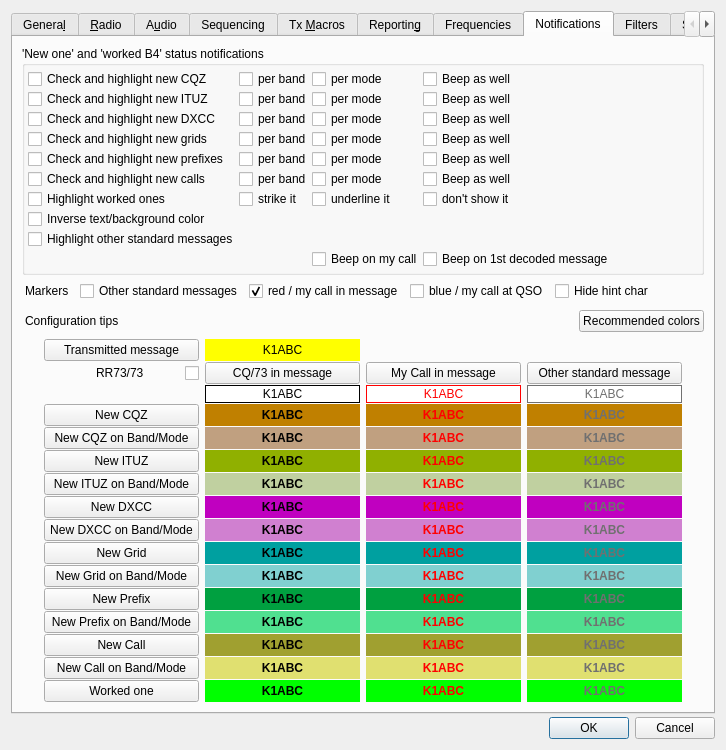
First picture: the form in Configuration.ui, repository ce3tsk/jtdx_contest, before the edit.
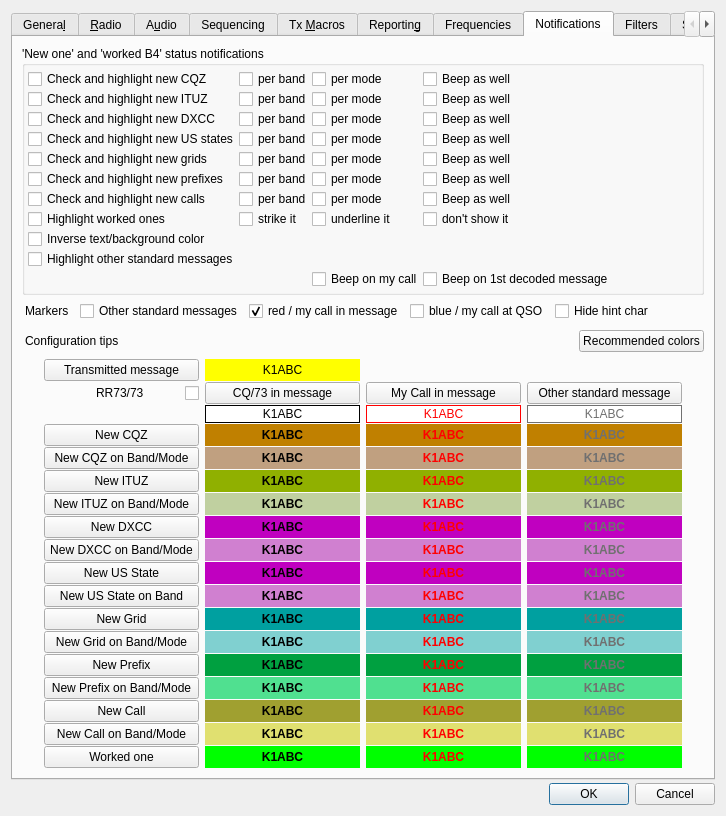
Second picture: the form after the edit. The open tabs and pages were chosen to show the change.

Commit message: New US state highlight and alert (per band and per mode) (WAS), with FCC licence data placing calls in grid squares shared by several states (downloadable); 'false decodes' renamed to 'phantom decodes'; Settings checks your own call and grid against cty.dat (grids of up to 12 characters, the program uses the first 8)

Patch:
```diff
--- a/Configuration.ui
+++ b/Configuration.ui
@@ -3540,6 +3540,46 @@
                </widget>
               </item>
               <item row="3" column="0">
+               <widget class="QCheckBox" name="newState_check_box">
+                <property name="toolTip">
+                 <string>&lt;html&gt;&lt;head/&gt;&lt;body&gt;&lt;p&gt;Highlight messages from US stations whose state is not in the wsjtx_log.adi log file yet. The state comes from the grid square, in the log and in the decoded message alike: a square that lies in a single state counts for it; a square several states share counts for the state of the station's US license when that is one of them, and otherwise for none.&lt;/p&gt;&lt;/body&gt;&lt;/html&gt;</string>
+                </property>
+                <property name="text">
+                 <string>Check and highlight new US states</string>
+                </property>
+               </widget>
+              </item>
+              <item row="3" column="1">
+               <widget class="QCheckBox" name="newStateBand_check_box">
+                <property name="toolTip">
+                 <string>&lt;html&gt;&lt;head/&gt;&lt;body&gt;&lt;p&gt;Highlight messages from US stations whose state is new on the band according to the wsjtx_log.adi log file. The state comes from the grid square and, in a square several states share, from the station's US license, as for new US states.&lt;/p&gt;&lt;/body&gt;&lt;/html&gt;</string>
+                </property>
+                <property name="text">
+                 <string>per band</string>
+                </property>
+               </widget>
+              </item>
+              <item row="3" column="2">
+               <widget class="QCheckBox" name="newStateBandMode_check_box">
+                <property name="toolTip">
+                 <string>&lt;html&gt;&lt;head/&gt;&lt;body&gt;&lt;p&gt;Highlight messages from US stations whose state is new in the mode according to the wsjtx_log.adi log file. The state comes from the grid square and, in a square several states share, from the station's US license, as for new US states.&lt;/p&gt;&lt;/body&gt;&lt;/html&gt;</string>
+                </property>
+                <property name="text">
+                 <string>per mode</string>
+                </property>
+               </widget>
+              </item>
+              <item row="3" column="3">
+               <widget class="QCheckBox" name="beep_on_newState_check_box">
+                <property name="toolTip">
+                 <string>Use also system sound for the notification.</string>
+                </property>
+                <property name="text">
+                 <string>Beep as well</string>
+                </property>
+               </widget>
+              </item>
+              <item row="4" column="0">
                <widget class="QCheckBox" name="newGrid_check_box">
                 <property name="toolTip">
                  <string>&lt;html&gt;&lt;head/&gt;&lt;body&gt;&lt;p&gt;Highlight messages with grid squares which do not exist in the wsjtx_log.adi log file.&lt;/p&gt;&lt;p&gt;With &lt;b&gt;WW Digi contest&lt;/b&gt; enabled in the Misc menu these settings match on the 2 character grid field instead of the 4 character square, because the field is the contest multiplier, and a new field then outranks a new DXCC or zone in the highlighting.&lt;/p&gt;&lt;/body&gt;&lt;/html&gt;</string>
@@ -3549,7 +3589,7 @@
                 </property>
                </widget>
               </item>
-              <item row="3" column="1">
+              <item row="4" column="1">
                <widget class="QCheckBox" name="newGridBand_check_box">
                 <property name="toolTip">
                  <string>&lt;html&gt;&lt;head/&gt;&lt;body&gt;&lt;p&gt;Highlight messages with grid squares which are new on the band according to the data from wsjtx_log.adi log file.&lt;/p&gt;&lt;/body&gt;&lt;/html&gt;</string>
@@ -3559,7 +3599,7 @@
                 </property>
                </widget>
               </item>
-              <item row="3" column="2">
+              <item row="4" column="2">
                <widget class="QCheckBox" name="newGridBandMode_check_box">
                 <property name="toolTip">
                  <string>&lt;html&gt;&lt;head/&gt;&lt;body&gt;&lt;p&gt;Highlight messages with grid squares which are new in the mode according to the data from wsjtx_log.adi log file.&lt;/p&gt;&lt;/body&gt;&lt;/html&gt;</string>
@@ -3569,7 +3609,7 @@
                 </property>
                </widget>
               </item>
-              <item row="3" column="3">
+              <item row="4" column="3">
                <widget class="QCheckBox" name="beep_on_newGrid_check_box">
                 <property name="toolTip">
                  <string>Use also system sound for the notification.</string>
@@ -3579,7 +3619,7 @@
                 </property>
                </widget>
               </item>
-              <item row="4" column="0">
+              <item row="5" column="0">
                <widget class="QCheckBox" name="newPx_check_box">
                 <property name="toolTip">
                  <string>&lt;html&gt;&lt;head/&gt;&lt;body&gt;&lt;p&gt;Highlight messages with prefixes which do not exist in the wsjtx_log.adi log file.&lt;/p&gt;&lt;/body&gt;&lt;/html&gt;</string>
@@ -3589,7 +3629,7 @@
                 </property>
                </widget>
               </item>
-              <item row="4" column="1">
+              <item row="5" column="1">
                <widget class="QCheckBox" name="newPxBand_check_box">
                 <property name="toolTip">
                  <string>&lt;html&gt;&lt;head/&gt;&lt;body&gt;&lt;p&gt;Highlight messages with prefixes which are new on the band according to the data from wsjtx_log.adi log file.&lt;/p&gt;&lt;/body&gt;&lt;/html&gt;</string>
@@ -3599,7 +3639,7 @@
                 </property>
                </widget>
               </item>
-              <item row="4" column="2">
+              <item row="5" column="2">
                <widget class="QCheckBox" name="newPxBandMode_check_box">
                 <property name="toolTip">
                  <string>&lt;html&gt;&lt;head/&gt;&lt;body&gt;&lt;p&gt;Highlight messages with prefixes which are new in the mode according to the data from wsjtx_log.adi log file.&lt;/p&gt;&lt;/body&gt;&lt;/html&gt;</string>
@@ -3609,7 +3649,7 @@
                 </property>
                </widget>
               </item>
-              <item row="4" column="3">
+              <item row="5" column="3">
                <widget class="QCheckBox" name="beep_on_newPx_check_box">
                 <property name="toolTip">
                  <string>Use also system sound for the notification.</string>
@@ -3619,7 +3659,7 @@
                 </property>
                </widget>
               </item>
-              <item row="5" column="0">
+              <item row="6" column="0">
                <widget class="QCheckBox" name="newCall_check_box">
                 <property name="toolTip">
                  <string>&lt;html&gt;&lt;head/&gt;&lt;body&gt;&lt;p&gt;Highlight messages with callsigns which do not exist in the wsjtx_log.adi log file.&lt;/p&gt;&lt;/body&gt;&lt;/html&gt;</string>
@@ -3629,7 +3669,7 @@
                 </property>
                </widget>
               </item>
-              <item row="5" column="1">
+              <item row="6" column="1">
                <widget class="QCheckBox" name="newCallBand_check_box">
                 <property name="toolTip">
                  <string>&lt;html&gt;&lt;head/&gt;&lt;body&gt;&lt;p&gt;Highlight messages with callsigns which are new on the band according to the data from wsjtx_log.adi log file.&lt;/p&gt;&lt;/body&gt;&lt;/html&gt;</string>
@@ -3639,7 +3679,7 @@
                 </property>
                </widget>
               </item>
-              <item row="5" column="2">
+              <item row="6" column="2">
                <widget class="QCheckBox" name="newCallBandMode_check_box">
                 <property name="toolTip">
                  <string>&lt;html&gt;&lt;head/&gt;&lt;body&gt;&lt;p&gt;Highlight messages with callsigns which are new in the mode according to the data from wsjtx_log.adi log file.&lt;/p&gt;&lt;/body&gt;&lt;/html&gt;</string>
@@ -3649,7 +3689,7 @@
                 </property>
                </widget>
               </item>
-              <item row="5" column="3">
+              <item row="6" column="3">
                <widget class="QCheckBox" name="beep_on_newCall_check_box">
                 <property name="toolTip">
                  <string>Use also system sound for the notification.</string>
@@ -3659,7 +3699,7 @@
                 </property>
                </widget>
               </item>
-              <item row="6" column="0">
+              <item row="7" column="0">
                <widget class="QCheckBox" name="workedColor_check_box">
                 <property name="toolTip">
                  <string>&lt;html&gt;&lt;head/&gt;&lt;body&gt;&lt;p&gt;Use color notification for messages with the worked DXCC, Grid, Call.&lt;/p&gt;&lt;/body&gt;&lt;/html&gt;</string>
@@ -3669,7 +3709,7 @@
                 </property>
                </widget>
               </item>
-              <item row="6" column="1">
+              <item row="7" column="1">
                <widget class="QCheckBox" name="workedStriked_check_box">
                 <property name="toolTip">
                  <string>&lt;html&gt;&lt;head/&gt;&lt;body&gt;&lt;p&gt;Messages with worked DXCC, Grid, Call will be striked.&lt;/p&gt;&lt;/body&gt;&lt;/html&gt;</string>
@@ -3682,7 +3722,7 @@
                 </property>
                </widget>
               </item>
-              <item row="6" column="2">
+              <item row="7" column="2">
                <widget class="QCheckBox" name="workedUnderlined_check_box">
                 <property name="toolTip">
                  <string>&lt;html&gt;&lt;head/&gt;&lt;body&gt;&lt;p&gt;Messages with worked DXCC, Grid, Call will be underlined.&lt;/p&gt;&lt;/body&gt;&lt;/html&gt;</string>
@@ -3692,7 +3732,7 @@
                 </property>
                </widget>
               </item>
-              <item row="6" column="3">
+              <item row="7" column="3">
                <widget class="QCheckBox" name="workedDontShow_check_box">
                 <property name="toolTip">
                  <string>&lt;html&gt;&lt;head/&gt;&lt;body&gt;&lt;p&gt;Messages with worked DXCC, Grid, Call where there is no MyCall will be skipped in the decoded text window&lt;/p&gt;&lt;/body&gt;&lt;/html&gt;</string>
@@ -3702,7 +3742,7 @@
                 </property>
                </widget>
               </item>
-              <item row="7" column="0">
+              <item row="8" column="0">
                <widget class="QCheckBox" name="txtColor_check_box">
                 <property name="toolTip">
                  <string>&lt;html&gt;&lt;head/&gt;&lt;body&gt;&lt;p&gt;Invert text&lt;-&gt;background color for received messages&lt;/p&gt;&lt;/body&gt;&lt;/html&gt;</string>
@@ -3712,7 +3752,7 @@
                 </property>
                </widget>
               </item>
-              <item row="8" column="0">
+              <item row="9" column="0">
                <widget class="QCheckBox" name="newPotential_check_box">
                 <property name="toolTip">
                  <string>&lt;html&gt;&lt;head/&gt;&lt;body&gt;&lt;p&gt;By default 'CQ' and 'MyCall' messages being only checked, this setting allows to check also other received standard messages for new DXCC, Grid, Call. 'Other standard message' color being used for the notification&lt;/p&gt;&lt;/body&gt;&lt;/html&gt;</string>
@@ -3722,7 +3762,7 @@
                 </property>
                </widget>
               </item>
-              <item row="8" column="4">
+              <item row="9" column="4">
                <spacer name="horizontalSpacer_7">
                 <property name="orientation">
                  <enum>Qt::Horizontal</enum>
@@ -3735,7 +3775,7 @@
                 </property>
                </spacer>
               </item>
-              <item row="9" column="3">
+              <item row="10" column="3">
                <widget class="QCheckBox" name="beep_on_firstMsg_check_box">
                 <property name="toolTip">
                  <string>&lt;html&gt;&lt;head/&gt;&lt;body&gt;&lt;p&gt;Use system sound for notification as soon as the first message is decoded in the RX interval.&lt;/p&gt;&lt;/body&gt;&lt;/html&gt;</string>
@@ -3745,7 +3785,7 @@
                 </property>
                </widget>
               </item>
-              <item row="9" column="2">
+              <item row="10" column="2">
                <widget class="QCheckBox" name="beep_on_my_call_check_box">
                 <property name="toolTip">
                  <string>&lt;html&gt;&lt;head/&gt;&lt;body&gt;&lt;p&gt;Use system sound for notification if there is MyCall in the received message.&lt;/p&gt;&lt;/body&gt;&lt;/html&gt;</string>
@@ -4541,6 +4581,146 @@
               </widget>
              </item>
              <item row="9" column="0">
+              <widget class="QPushButton" name="pbNewState">
+               <property name="minimumSize">
+                <size>
+                 <width>155</width>
+                 <height>0</height>
+                </size>
+               </property>
+               <property name="text">
+                <string>New US State</string>
+               </property>
+              </widget>
+             </item>
+             <item row="9" column="1">
+              <widget class="QLabel" name="labNewState">
+               <property name="minimumSize">
+                <size>
+                 <width>80</width>
+                 <height>18</height>
+                </size>
+               </property>
+               <property name="styleSheet">
+                <string notr="true">QLabel{font-weight: bold;background-color: #c000c0}</string>
+               </property>
+               <property name="text">
+                <string>K1ABC</string>
+               </property>
+               <property name="alignment">
+                <set>Qt::AlignCenter</set>
+               </property>
+              </widget>
+             </item>
+             <item row="9" column="2">
+              <widget class="QLabel" name="labNewMcState">
+               <property name="minimumSize">
+                <size>
+                 <width>80</width>
+                 <height>18</height>
+                </size>
+               </property>
+               <property name="styleSheet">
+                <string notr="true">QLabel{font-weight: bold;background-color: #c000c0;color: #ff0000}</string>
+               </property>
+               <property name="text">
+                <string>K1ABC</string>
+               </property>
+               <property name="alignment">
+                <set>Qt::AlignCenter</set>
+               </property>
+              </widget>
+             </item>
+             <item row="9" column="3">
+              <widget class="QLabel" name="labNewScState">
+               <property name="minimumSize">
+                <size>
+                 <width>80</width>
+                 <height>18</height>
+                </size>
+               </property>
+               <property name="styleSheet">
+                <string notr="true">QLabel{font-weight: bold;background-color: #c000c0;color: #707070}</string>
+               </property>
+               <property name="text">
+                <string>K1ABC</string>
+               </property>
+               <property name="alignment">
+                <set>Qt::AlignCenter</set>
+               </property>
+              </widget>
+             </item>
+             <item row="10" column="0">
+              <widget class="QPushButton" name="pbNewStateBand">
+               <property name="minimumSize">
+                <size>
+                 <width>155</width>
+                 <height>0</height>
+                </size>
+               </property>
+               <property name="text">
+                <string>New US State on Band</string>
+               </property>
+              </widget>
+             </item>
+             <item row="10" column="1">
+              <widget class="QLabel" name="labNewStateBand">
+               <property name="minimumSize">
+                <size>
+                 <width>80</width>
+                 <height>18</height>
+                </size>
+               </property>
+               <property name="styleSheet">
+                <string notr="true">QLabel{font-weight: bold;background-color: #d080d0}</string>
+               </property>
+               <property name="text">
+                <string>K1ABC</string>
+               </property>
+               <property name="alignment">
+                <set>Qt::AlignCenter</set>
+               </property>
+              </widget>
+             </item>
+             <item row="10" column="2">
+              <widget class="QLabel" name="labNewMcStateBand">
+               <property name="minimumSize">
+                <size>
+                 <width>80</width>
+                 <height>18</height>
+                </size>
+               </property>
+               <property name="styleSheet">
+                <string notr="true">QLabel{font-weight: bold;background-color: #d080d0;color: #ff0000}</string>
+               </property>
+               <property name="text">
+                <string>K1ABC</string>
+               </property>
+               <property name="alignment">
+                <set>Qt::AlignCenter</set>
+               </property>
+              </widget>
+             </item>
+             <item row="10" column="3">
+              <widget class="QLabel" name="labNewScStateBand">
+               <property name="minimumSize">
+                <size>
+                 <width>80</width>
+                 <height>18</height>
+                </size>
+               </property>
+               <property name="styleSheet">
+                <string notr="true">QLabel{font-weight: bold;background-color: #d080d0;color: #707070}</string>
+               </property>
+               <property name="text">
+                <string>K1ABC</string>
+               </property>
+               <property name="alignment">
+                <set>Qt::AlignCenter</set>
+               </property>
+              </widget>
+             </item>
+             <item row="11" column="0">
               <widget class="QPushButton" name="pbNewGrid">
                <property name="minimumSize">
                 <size>
@@ -4553,7 +4733,7 @@
                </property>
               </widget>
              </item>
-             <item row="9" column="1">
+             <item row="11" column="1">
               <widget class="QLabel" name="labNewGrid">
                <property name="minimumSize">
                 <size>
@@ -4572,7 +4752,7 @@
                </property>
               </widget>
              </item>
-             <item row="9" column="2">
+             <item row="11" column="2">
               <widget class="QLabel" name="labNewMcGrid">
                <property name="minimumSize">
                 <size>
@@ -4591,7 +4771,7 @@
                </property>
               </widget>
              </item>
-             <item row="9" column="3">
+             <item row="11" column="3">
               <widget class="QLabel" name="labNewScGrid">
                <property name="minimumSize">
                 <size>
@@ -4610,7 +4790,7 @@
                </property>
               </widget>
              </item>
-             <item row="10" column="0">
+             <item row="12" column="0">
               <widget class="QPushButton" name="pbNewGridBand">
                <property name="minimumSize">
                 <size>
@@ -4623,7 +4803,7 @@
                </property>
               </widget>
              </item>
-             <item row="10" column="1">
+             <item row="12" column="1">
               <widget class="QLabel" name="labNewGridBand">
                <property name="minimumSize">
                 <size>
@@ -4642,7 +4822,7 @@
                </property>
               </widget>
              </item>
-             <item row="10" column="2">
+             <item row="12" column="2">
               <widget class="QLabel" name="labNewMcGridBand">
                <property name="minimumSize">
                 <size>
@@ -4661,7 +4841,7 @@
                </property>
               </widget>
              </item>
-             <item row="10" column="3">
+             <item row="12" column="3">
               <widget class="QLabel" name="labNewScGridBand">
                <property name="minimumSize">
                 <size>
@@ -4680,7 +4860,7 @@
                </property>
               </widget>
              </item>
-             <item row="11" column="0">
+             <item row="13" column="0">
               <widget class="QPushButton" name="pbNewPx">
                <property name="minimumSize">
                 <size>
@@ -4693,7 +4873,7 @@
                </property>
               </widget>
              </item>
-             <item row="11" column="1">
+             <item row="13" column="1">
               <widget class="QLabel" name="labNewPx">
                <property name="minimumSize">
                 <size>
@@ -4712,7 +4892,7 @@
                </property>
               </widget>
              </item>
-             <item row="11" column="2">
+             <item row="13" column="2">
               <widget class="QLabel" name="labNewMcPx">
                <property name="minimumSize">
                 <size>
@@ -4731,7 +4911,7 @@
                </property>
               </widget>
              </item>
-             <item row="11" column="3">
+             <item row="13" column="3">
               <widget class="QLabel" name="labNewScPx">
                <property name="minimumSize">
                 <size>
@@ -4750,7 +4930,7 @@
                </property>
               </widget>
              </item>
-             <item row="12" column="0">
+             <item row="14" column="0">
               <widget class="QPushButton" name="pbNewPxBand">
                <property name="minimumSize">
                 <size>
@@ -4763,7 +4943,7 @@
                </property>
               </widget>
              </item>
-             <item row="12" column="1">
+             <item row="14" column="1">
               <widget class="QLabel" name="labNewPxBand">
                <property name="minimumSize">
                 <size>
@@ -4782,7 +4962,7 @@
                </property>
               </widget>
              </item>
-             <item row="12" column="2">
+             <item row="14" column="2">
               <widget class="QLabel" name="labNewMcPxBand">
                <property name="minimumSize">
                 <size>
@@ -4801,7 +4981,7 @@
                </property>
               </widget>
              </item>
-             <item row="12" column="3">
+             <item row="14" column="3">
               <widget class="QLabel" name="labNewScPxBand">
                <property name="minimumSize">
                 <size>
@@ -4820,7 +5000,7 @@
                </property>
               </widget>
              </item>
-             <item row="13" column="0">
+             <item row="15" column="0">
               <widget class="QPushButton" name="pbNewCall">
                <property name="minimumSize">
                 <size>
@@ -4833,7 +5013,7 @@
                </property>
               </widget>
              </item>
-             <item row="13" column="1">
+             <item row="15" column="1">
               <widget class="QLabel" name="labNewCall">
                <property name="minimumSize">
                 <size>
@@ -4852,7 +5032,7 @@
                </property>
               </widget>
              </item>
-             <item row="13" column="2">
+             <item row="15" column="2">
               <widget class="QLabel" name="labNewMcCall">
                <property name="minimumSize">
                 <size>
@@ -4871,7 +5051,7 @@
                </property>
               </widget>
              </item>
-             <item row="13" column="3">
+             <item row="15" column="3">
               <widget class="QLabel" name="labNewScCall">
                <property name="minimumSize">
                 <size>
@@ -4890,7 +5070,7 @@
                </property>
               </widget>
              </item>
-             <item row="14" column="0">
+             <item row="16" column="0">
               <widget class="QPushButton" name="pbNewCallBand">
                <property name="minimumSize">
                 <size>
@@ -4903,7 +5083,7 @@
                </property>
               </widget>
              </item>
-             <item row="14" column="1">
+             <item row="16" column="1">
               <widget class="QLabel" name="labNewCallBand">
                <property name="minimumSize">
                 <size>
@@ -4922,7 +5102,7 @@
                </property>
               </widget>
              </item>
-             <item row="14" column="2">
+             <item row="16" column="2">
               <widget class="QLabel" name="labNewMcCallBand">
                <property name="minimumSize">
                 <size>
@@ -4941,7 +5121,7 @@
                </property>
               </widget>
              </item>
-             <item row="14" column="3">
+             <item row="16" column="3">
               <widget class="QLabel" name="labNewScCallBand">
                <property name="minimumSize">
                 <size>
@@ -4960,7 +5140,7 @@
                </property>
               </widget>
              </item>
-             <item row="15" column="0">
+             <item row="17" column="0">
               <widget class="QPushButton" name="pbWorkedCall">
                <property name="minimumSize">
                 <size>
@@ -4976,7 +5156,7 @@
                </property>
               </widget>
              </item>
-             <item row="15" column="1">
+             <item row="17" column="1">
               <widget class="QLabel" name="labWorkedCall">
                <property name="minimumSize">
                 <size>
@@ -4995,7 +5175,7 @@
                </property>
               </widget>
              </item>
-             <item row="15" column="2">
+             <item row="17" column="2">
               <widget class="QLabel" name="labWorkedMcCall">
                <property name="minimumSize">
                 <size>
@@ -5014,7 +5194,7 @@
                </property>
               </widget>
              </item>
-             <item row="15" column="3">
+             <item row="17" column="3">
               <widget class="QLabel" name="labWorkedScCall">
                <property name="minimumSize">
                 <size>
```
Left out of the diff: 66 changed lines with no effect on the pictures. The commit also changes 62 other files.
